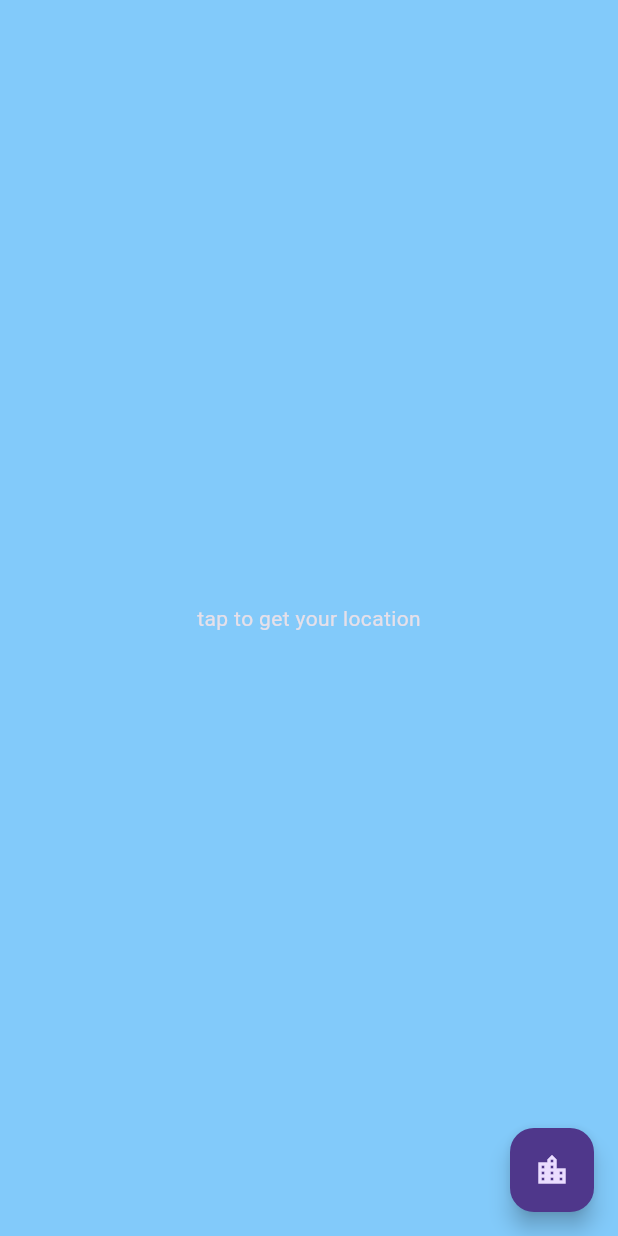
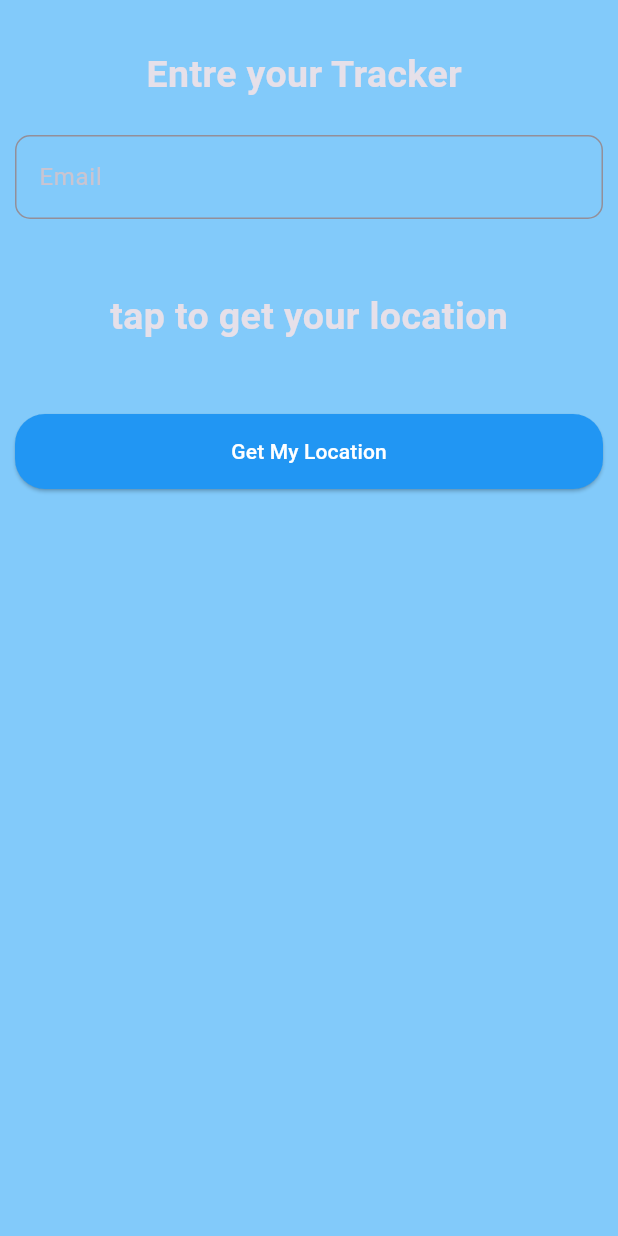
Before and after one commit to IslamAboElqasem/VSD, a Flutter app: the DriverViewBody screen opened directly, on a phone screen of 412 x 824 dp. Run offline on Flutter 3.47's test engine with Material 3 defaults, Android fonts, the phone set to English and light mode, and no system bars; our stand-ins replace cloud_firestore, firebase_auth, firebase_core, flutter_bloc, geolocator; accounts and stored records are empty.

Commit message:
Refactor driver view body widget
This commit refactors the driver view body widget by adding a text form field for entering the tracker email, and a button for getting the current location. The layout of the widget has also been adjusted to improve readability.

```diff
--- a/vigilsafedriversystem/lib/Features/Driver/presentation/views/widgets/driver_view_body.dart
+++ b/vigilsafedriversystem/lib/Features/Driver/presentation/views/widgets/driver_view_body.dart
@@ -10,7 +10,7 @@ class DriverViewBody extends StatefulWidget {
 
 class _DriverViewBodyState extends State<DriverViewBody> {
   Position? _position;
-
+  TextEditingController trackerEmail = TextEditingController();
   void getCurrentLocation() async {
     Position position = await determinePosition();
 
@@ -36,17 +36,74 @@ class _DriverViewBodyState extends State<DriverViewBody> {
   @override
   Widget build(BuildContext context) {
     return Scaffold(
-      body: Center(
-          child: _position != null
-              ? Text(
-                  'Current location:\nlatitude: ${_position!.latitude.toString()}\nlongitude: ${_position!.longitude.toString()}  ')
-              : const Text('tap to get your location')),
-      floatingActionButton: FloatingActionButton(
-        onPressed: () {
-          getCurrentLocation();
-        },
-        tooltip: 'get my location',
-        child: const Icon(Icons.location_city),
+      body: Padding(
+        padding: const EdgeInsets.symmetric(horizontal: 10, vertical: 25),
+        child: Column(
+          crossAxisAlignment: CrossAxisAlignment.start,
+          children: [
+            Container(
+              alignment: Alignment.center,
+              height: 50,
+              child: const Text(
+                'Entre your Tracker ',
+                style: TextStyle(fontWeight: FontWeight.bold, fontSize: 25),
+              ),
+            ),
+            const SizedBox(
+              height: 15,
+            ),
+            TextFormField(
+              decoration: const InputDecoration(
+                labelText: 'Email',
+                border: OutlineInputBorder(
+                    borderRadius: BorderRadius.all(Radius.circular(10))),
+              ),
+              controller: trackerEmail,
+            ),
+            const SizedBox(
+              height: 15,
+            ),
+            _position != null
+                ? Container(
+                    height: 100,
+                    alignment: Alignment.center,
+                    child: Text(
+                        'Current location:\nlatitude: ${_position!.latitude.toString()}\nlongitude: ${_position!.longitude.toString()}  '),
+                  )
+                : Container(
+                    height: 100,
+                    alignment: Alignment.center,
+                    child: const Text(
+                      'tap to get your location',
+                      style:
+                          TextStyle(fontSize: 25, fontWeight: FontWeight.bold),
+                    ),
+                  ),
+            const SizedBox(
+              height: 15,
+            ),
+            SizedBox(
+              width: double.infinity,
+              height: 50,
+              child: ElevatedButton(
+                onPressed: () {
+                  getCurrentLocation();
+                },
+                style: ElevatedButton.styleFrom(
+                  foregroundColor: Colors.black,
+                  backgroundColor: Colors.blue,
+                  shape: const RoundedRectangleBorder(
+                    borderRadius: BorderRadius.all(Radius.circular(20)),
+                  ),
+                ),
+                child: const Text(
+                  'Get My Location',
+                  style: TextStyle(color: Colors.white),
+                ),
+              ),
+            ),
+          ],
+        ),
       ),
     );
   }
```
